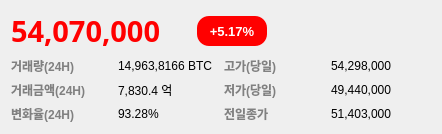
woosook0127/Coin_ATS, file src/resource/overview.ui: the form before one commit.
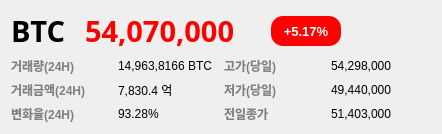
The form after the commit.

```diff
--- a/src/resource/overview.ui
+++ b/src/resource/overview.ui
@@ -23,6 +23,31 @@
   <layout class="QVBoxLayout" name="verticalLayout">
    <item>
     <layout class="QHBoxLayout" name="horizontalLayout">
+     <property name="spacing">
+      <number>6</number>
+     </property>
+     <item>
+      <widget class="QLabel" name="label">
+       <property name="font">
+        <font>
+         <family>맑은 고딕</family>
+         <pointsize>22</pointsize>
+         <weight>75</weight>
+         <bold>true</bold>
+        </font>
+       </property>
+       <property name="text">
+        <string>&lt;html&gt;&lt;head/&gt;&lt;body&gt;&lt;p&gt;BTC&lt;/p&gt;&lt;/body&gt;&lt;/html&gt;</string>
+       </property>
+      </widget>
+     </item>
+     <item>
+      <widget class="QLabel" name="label_15">
+       <property name="text">
+        <string/>
+       </property>
+      </widget>
+     </item>
      <item>
       <widget class="QLabel" name="label_1">
        <property name="minimumSize">
```
Left out of the diff: 3 changed lines with no effect on the pictures.
